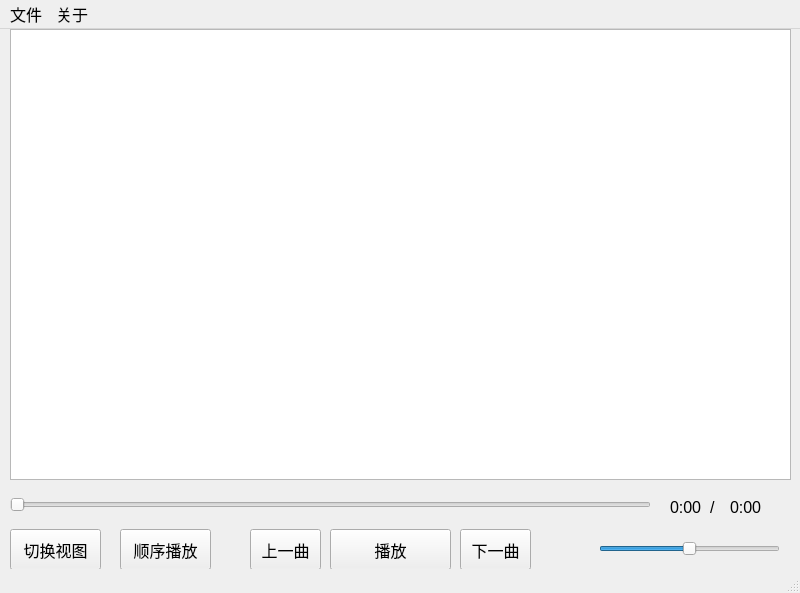
Qt form mainwindow.ui (25programmingpractice/whatever) before a commit.
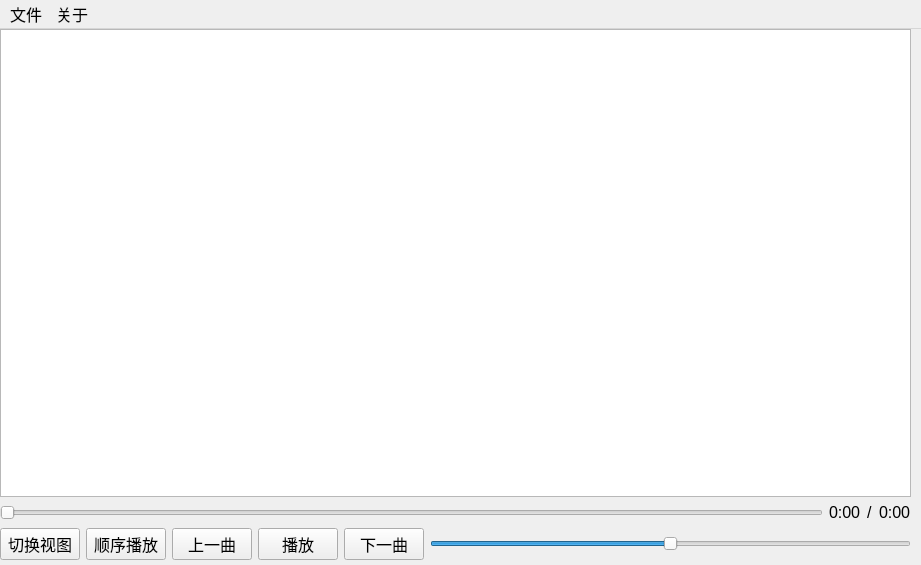
The same form after that commit.

Commit message: feat(ui): add adaptive UI

The edit to the form file:
```diff
--- a/mainwindow.ui
+++ b/mainwindow.ui
@@ -6,8 +6,8 @@
    <rect>
     <x>0</x>
     <y>0</y>
-    <width>800</width>
-    <height>593</height>
+    <width>921</width>
+    <height>565</height>
    </rect>
   </property>
   <property name="font">
@@ -24,65 +24,24 @@
   <property name="tabShape">
    <enum>QTabWidget::TabShape::Rounded</enum>
   </property>
-  <widget class="QWidget" name="centralwidget">
-   <widget class="QTableView" name="music_list">
+  <widget class="QWidget" name="top">
+   <widget class="QWidget" name="central_widget" native="true">
     <property name="geometry">
      <rect>
-      <x>10</x>
+      <x>0</x>
       <y>0</y>
-      <width>781</width>
-      <height>451</height>
+      <width>911</width>
+      <height>531</height>
      </rect>
     </property>
-   </widget>
-   <widget class="QPushButton" name="play_pause">
-    <property name="geometry">
-     <rect>
-      <x>330</x>
-      <y>500</y>
-      <width>121</width>
-      <height>41</height>
-     </rect>
-    </property>
-    <property name="text">
-     <string>播放</string>
-    </property>
-   </widget>
-   <widget class="QPushButton" name="previous_music">
-    <property name="geometry">
-     <rect>
-      <x>250</x>
-      <y>500</y>
-      <width>71</width>
-      <height>41</height>
-     </rect>
-    </property>
-    <property name="text">
-     <string>上一曲</string>
-    </property>
-   </widget>
-   <widget class="QPushButton" name="next_music">
-    <property name="geometry">
-     <rect>
-      <x>460</x>
-      <y>500</y>
-      <width>71</width>
-      <height>41</height>
-     </rect>
-    </property>
-    <property name="text">
-     <string>下一曲</string>
-    </property>
-   </widget>
+    <layout class="QVBoxLayout" name="verticalLayout">
+     <item>
+      <widget class="QTableView" name="music_list"/>
+     </item>
+     <item>
+      <layout class="QHBoxLayout" name="horizontalLayout">
+       <item>
    <widget class="QSlider" name="music_progress">
-    <property name="geometry">
-     <rect>
-      <x>10</x>
-      <y>460</y>
-      <width>641</width>
-      <height>31</height>
-     </rect>
-    </property>
     <property name="maximum">
      <number>200</number>
     </property>
@@ -93,28 +52,69 @@
      <enum>Qt::Orientation::Horizontal</enum>
     </property>
    </widget>
+       </item>
+       <item>
+        <widget class="QLabel" name="current_duration">
+         <property name="text">
+          <string>0:00</string>
+         </property>
+        </widget>
+       </item>
+       <item>
+        <widget class="QLabel" name="slash">
+         <property name="text">
+          <string>/</string>
+         </property>
+        </widget>
+       </item>
+       <item>
+        <widget class="QLabel" name="total_duration">
+         <property name="text">
+          <string>0:00</string>
+         </property>
+        </widget>
+       </item>
+      </layout>
+     </item>
+     <item>
+      <layout class="QHBoxLayout" name="horizontalLayout_2">
+       <item>
    <widget class="QPushButton" name="view_toggle">
-    <property name="geometry">
-     <rect>
-      <x>10</x>
-      <y>500</y>
-      <width>91</width>
-      <height>41</height>
-     </rect>
-    </property>
     <property name="text">
      <string>切换视图</string>
     </property>
    </widget>
+       </item>
+       <item>
+        <widget class="QPushButton" name="play_mode">
+         <property name="text">
+          <string>顺序播放</string>
+         </property>
+        </widget>
+       </item>
+       <item>
+        <widget class="QPushButton" name="previous_music">
+         <property name="text">
+          <string>上一曲</string>
+         </property>
+        </widget>
+       </item>
+       <item>
+        <widget class="QPushButton" name="play_pause">
+         <property name="text">
+          <string>播放</string>
+         </property>
+        </widget>
+       </item>
+       <item>
+        <widget class="QPushButton" name="next_music">
+         <property name="text">
+          <string>下一曲</string>
+         </property>
+        </widget>
+       </item>
+       <item>
    <widget class="QSlider" name="volume">
-    <property name="geometry">
-     <rect>
-      <x>599</x>
-      <y>510</y>
-      <width>181</width>
-      <height>20</height>
-     </rect>
-    </property>
     <property name="maximum">
      <number>100</number>
     </property>
@@ -125,57 +125,10 @@
      <enum>Qt::Orientation::Horizontal</enum>
     </property>
    </widget>
-   <widget class="QPushButton" name="play_mode">
-    <property name="geometry">
-     <rect>
-      <x>120</x>
-      <y>500</y>
-      <width>91</width>
-      <height>41</height>
-     </rect>
-    </property>
-    <property name="text">
-     <string>顺序播放</string>
-    </property>
-   </widget>
-   <widget class="QLabel" name="current_duration">
-    <property name="geometry">
-     <rect>
-      <x>670</x>
-      <y>470</y>
-      <width>41</width>
-      <height>16</height>
-     </rect>
-    </property>
-    <property name="text">
-     <string>0:00</string>
-    </property>
-   </widget>
-   <widget class="QLabel" name="slash">
-    <property name="geometry">
-     <rect>
-      <x>710</x>
-      <y>470</y>
-      <width>16</width>
-      <height>16</height>
-     </rect>
-    </property>
-    <property name="text">
-     <string>/</string>
-    </property>
-   </widget>
-   <widget class="QLabel" name="total_duration">
-    <property name="geometry">
-     <rect>
-      <x>730</x>
-      <y>470</y>
-      <width>41</width>
-      <height>16</height>
-     </rect>
-    </property>
-    <property name="text">
-     <string>0:00</string>
-    </property>
+       </item>
+      </layout>
+     </item>
+    </layout>
    </widget>
   </widget>
   <widget class="QMenuBar" name="menubar">
@@ -183,7 +136,7 @@
     <rect>
      <x>0</x>
      <y>0</y>
-     <width>800</width>
+     <width>921</width>
      <height>26</height>
     </rect>
    </property>
@@ -216,7 +169,6 @@
    <addaction name="menu_file"/>
    <addaction name="menu_about"/>
   </widget>
-  <widget class="QStatusBar" name="statusbar"/>
   <action name="action_add_file">
    <property name="text">
     <string>添加音乐文件...</string>
```
Left out of the diff: 6 changed lines with no effect on the pictures. Lines whose indentation alone changed are shown as unchanged. The commit also changes 1 other file.
